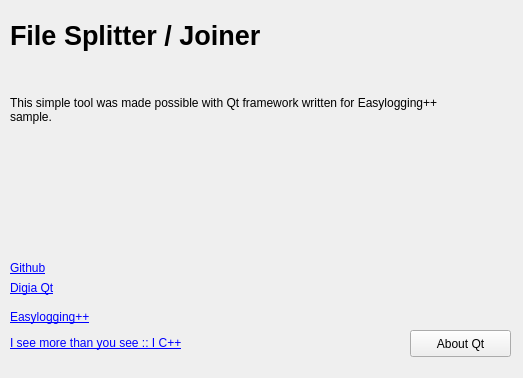
First picture: the form in samples/Qt/file-splitter-joiner/about.ui, repository abumq/easyloggingpp, before the edit.
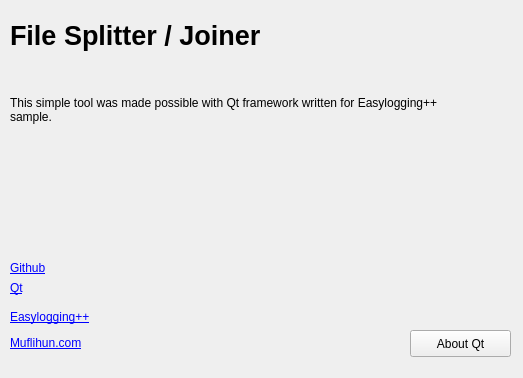
Second picture: the form after the edit.

```diff
--- a/samples/Qt/file-splitter-joiner/about.ui
+++ b/samples/Qt/file-splitter-joiner/about.ui
@@ -43,7 +43,7 @@
     </rect>
    </property>
    <property name="text">
-    <string>&lt;html&gt;&lt;head/&gt;&lt;body&gt;&lt;p&gt;&lt;a href=&quot;http://easylogging.org&quot;&gt;&lt;span style=&quot; text-decoration: underline; color:#0000ff;&quot;&gt;Easylogging++&lt;/span&gt;&lt;/a&gt;&lt;/p&gt;&lt;p&gt;&lt;a href=&quot;http://icplusplus.com&quot;&gt;&lt;span style=&quot; text-decoration: underline; color:#0000ff;&quot;&gt;I see more than you see :: I C++&lt;/span&gt;&lt;/a&gt;&lt;/p&gt;&lt;/body&gt;&lt;/html&gt;</string>
+    <string>&lt;html&gt;&lt;head/&gt;&lt;body&gt;&lt;p&gt;&lt;a href=&quot;http://easylogging.muflihun.com&quot;&gt;&lt;span style=&quot; text-decoration: underline; color:#0000ff;&quot;&gt;Easylogging++&lt;/span&gt;&lt;/a&gt;&lt;/p&gt;&lt;p&gt;&lt;a href=&quot;http://muflihun.com&quot;&gt;&lt;span style=&quot; text-decoration: underline; color:#0000ff;&quot;&gt;Muflihun.com&lt;/span&gt;&lt;/a&gt;&lt;/p&gt;&lt;/body&gt;&lt;/html&gt;</string>
    </property>
   </widget>
   <widget class="QLabel" name="label_2">
@@ -69,7 +69,7 @@
     </rect>
    </property>
    <property name="text">
-    <string>&lt;html&gt;&lt;head/&gt;&lt;body&gt;&lt;p&gt;&lt;a href=&quot;http://qt-project.org/&quot;&gt;&lt;span style=&quot; text-decoration: underline; color:#0000ff;&quot;&gt;Digia Qt&lt;/span&gt;&lt;/a&gt;&lt;/p&gt;&lt;/body&gt;&lt;/html&gt;</string>
+    <string>&lt;html&gt;&lt;head/&gt;&lt;body&gt;&lt;p&gt;&lt;a href=&quot;http://qt.io&quot;&gt;&lt;span style=&quot; text-decoration: underline; color:#0000ff;&quot;&gt;Qt&lt;/span&gt;&lt;/a&gt;&lt;/p&gt;&lt;/body&gt;&lt;/html&gt;</string>
    </property>
   </widget>
   <widget class="QLabel" name="label_4">
```
Left out of the diff: 2 changed lines with no effect on the pictures.
